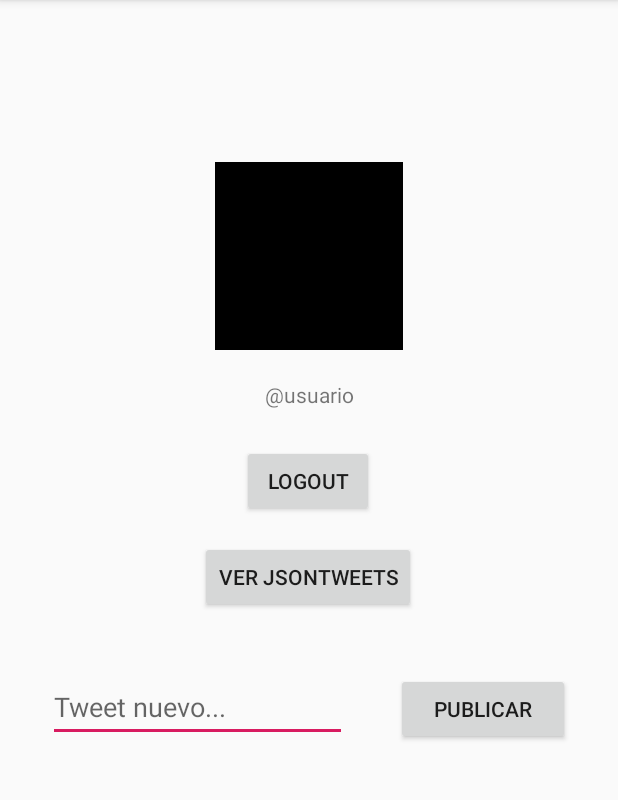
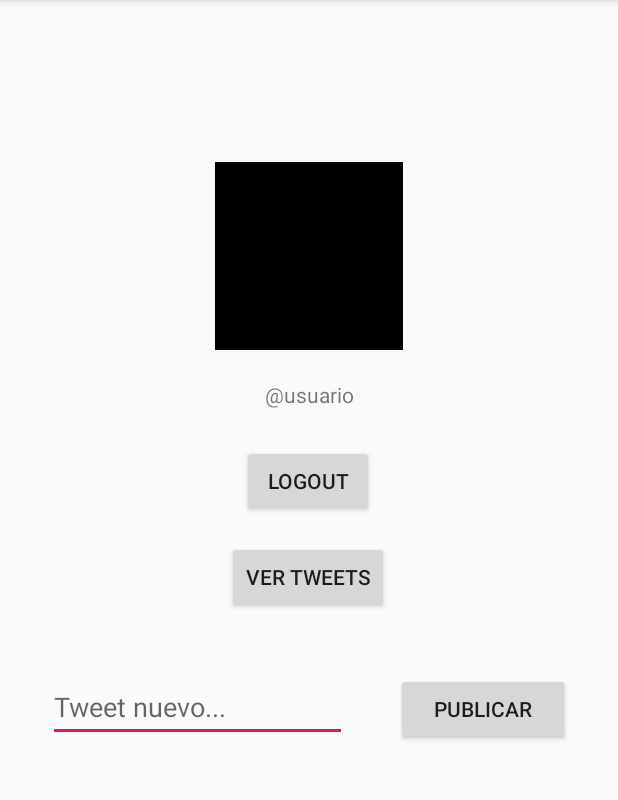
Before and after one commit to 0xBroom/Twitterxd, an Android app: the Perfil screen opened directly, with no data from a screen before it, on a phone screen of 412 x 824 dp, the part 84-884 px from its top. Run offline under Robolectric (Android 15) with nearby library versions, the phone set to English and light mode, and no system bars; libraries missing offline, so code that uses them is left out: com.github.scribejava.apis, com.github.scribejava.core; 3 statements that could not run were skipped.

Commit message:
Agregado: - Toast para confirmar publicación de tweet Arreglado: - Botón de "ver tweets"

```diff
--- a/app/src/main/AndroidManifest.xml
+++ b/app/src/main/AndroidManifest.xml
@@ -9,9 +9,9 @@
         android:roundIcon="@mipmap/ic_launcher_round"
         android:supportsRtl="true"
         android:theme="@style/AppTheme">
-        <activity android:name=".UltimosTweets"/>
-        <activity android:name=".Perfil" />
-        <activity android:name=".Login" android:launchMode="singleInstance">
+        <activity android:name=".UltimosTweets" android:screenOrientation="portrait"/>
+        <activity android:name=".Perfil" android:screenOrientation="portrait"/>
+        <activity android:name=".Login" android:launchMode="singleInstance" android:screenOrientation="portrait">
             <intent-filter>
                 <category android:name="android.intent.category.LAUNCHER" />
                 <action android:name="android.intent.action.MAIN" />
--- a/app/src/main/res/layout/activity_perfil.xml
+++ b/app/src/main/res/layout/activity_perfil.xml
@@ -46,7 +46,7 @@
         android:layout_height="wrap_content"
         android:layout_marginTop="16dp"
         android:onClick="onClickTweets"
-        android:text="Ver JSONtweets"
+        android:text="Ver tweets"
         app:layout_constraintEnd_toEndOf="parent"
         app:layout_constraintHorizontal_bias="0.498"
         app:layout_constraintStart_toStartOf="parent"
```
Also changed, not shown: app/src/main/java/es/fempa/estebanescobar/twitterxd/HilosXD.java (+6 -1 lines).
